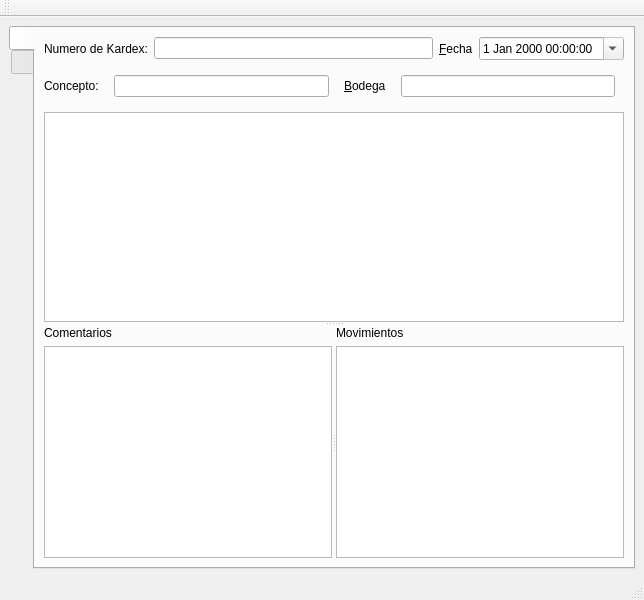
This is src/ui/kardexother.ui in armonge/EsquipulasPy as Qt 5 draws it before an edit. The edited form follows.
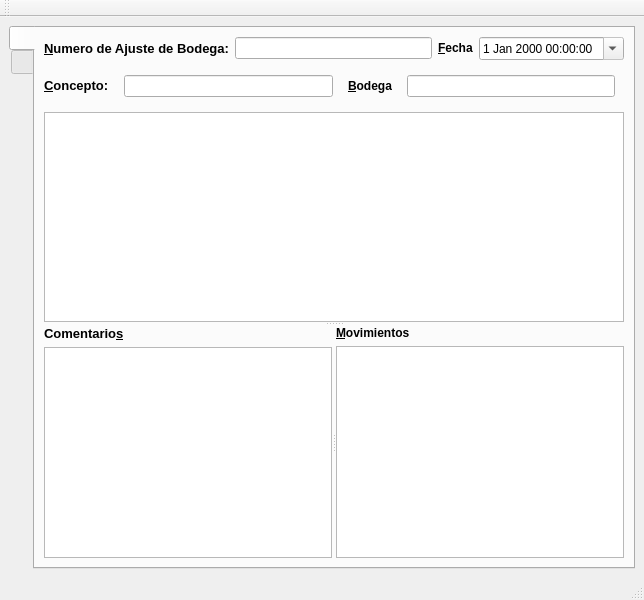
This is the edited form. The open tabs and pages were chosen to show the change. Icons and pictures are not drawn.

Commit message: Listo el modulo de ajustes de kardex, falta probarlo más extensivamente...

```diff
--- a/src/ui/kardexother.ui
+++ b/src/ui/kardexother.ui
@@ -37,7 +37,11 @@
           <item>
            <widget class="QLabel" name="label_2">
             <property name="text">
-             <string>Numero de Kardex:</string>
+             <string>&lt;!DOCTYPE HTML PUBLIC &quot;-//W3C//DTD HTML 4.0//EN&quot; &quot;http://www.w3.org/TR/REC-html40/strict.dtd&quot;&gt;
+&lt;html&gt;&lt;head&gt;&lt;meta name=&quot;qrichtext&quot; content=&quot;1&quot; /&gt;&lt;style type=&quot;text/css&quot;&gt;
+p, li { white-space: pre-wrap; }
+&lt;/style&gt;&lt;/head&gt;&lt;body style=&quot; font-family:'Sans Serif'; font-size:10pt; font-weight:400; font-style:normal;&quot;&gt;
+&lt;p style=&quot; margin-top:0px; margin-bottom:0px; margin-left:0px; margin-right:0px; -qt-block-indent:0; text-indent:0px;&quot;&gt;&lt;span style=&quot; font-weight:600;&quot;&gt;&amp;amp;Numero de Ajuste de Bodega:&lt;/span&gt;&lt;/p&gt;&lt;/body&gt;&lt;/html&gt;</string>
             </property>
             <property name="buddy">
              <cstring>txtPrintedDocumentNumber</cstring>
@@ -54,7 +58,7 @@
           <item>
            <widget class="QLabel" name="label_5">
             <property name="text">
-             <string>&amp;Fecha</string>
+             <string>&lt;b&gt;&amp;Fecha&lt;/b&gt;</string>
             </property>
             <property name="buddy">
              <cstring>dtPicker</cstring>
@@ -78,7 +82,11 @@
           <item>
            <widget class="QLabel" name="label_3">
             <property name="text">
-             <string>Concepto:</string>
+             <string>&lt;!DOCTYPE HTML PUBLIC &quot;-//W3C//DTD HTML 4.0//EN&quot; &quot;http://www.w3.org/TR/REC-html40/strict.dtd&quot;&gt;
+&lt;html&gt;&lt;head&gt;&lt;meta name=&quot;qrichtext&quot; content=&quot;1&quot; /&gt;&lt;style type=&quot;text/css&quot;&gt;
+p, li { white-space: pre-wrap; }
+&lt;/style&gt;&lt;/head&gt;&lt;body style=&quot; font-family:'Sans Serif'; font-size:10pt; font-weight:400; font-style:normal;&quot;&gt;
+&lt;p style=&quot; margin-top:0px; margin-bottom:0px; margin-left:0px; margin-right:0px; -qt-block-indent:0; text-indent:0px;&quot;&gt;&lt;span style=&quot; font-weight:600;&quot;&gt;&amp;amp;Concepto:&lt;/span&gt;&lt;/p&gt;&lt;/body&gt;&lt;/html&gt;</string>
             </property>
             <property name="buddy">
              <cstring>cbConcept</cstring>
@@ -123,7 +131,7 @@
           <item>
            <widget class="QLabel" name="label_4">
             <property name="text">
-             <string>&amp;Bodega</string>
+             <string>&lt;b&gt;&amp;Bodega&lt;/b&gt;</string>
             </property>
             <property name="buddy">
              <cstring>cbWarehouse</cstring>
@@ -198,7 +206,14 @@
              <item>
               <widget class="QLabel" name="label_6">
                <property name="text">
-                <string>Comentarios</string>
+                <string>&lt;!DOCTYPE HTML PUBLIC &quot;-//W3C//DTD HTML 4.0//EN&quot; &quot;http://www.w3.org/TR/REC-html40/strict.dtd&quot;&gt;
+&lt;html&gt;&lt;head&gt;&lt;meta name=&quot;qrichtext&quot; content=&quot;1&quot; /&gt;&lt;style type=&quot;text/css&quot;&gt;
+p, li { white-space: pre-wrap; }
+&lt;/style&gt;&lt;/head&gt;&lt;body style=&quot; font-family:'Sans Serif'; font-size:10pt; font-weight:400; font-style:normal;&quot;&gt;
+&lt;p style=&quot; margin-top:0px; margin-bottom:0px; margin-left:0px; margin-right:0px; -qt-block-indent:0; text-indent:0px;&quot;&gt;&lt;span style=&quot; font-weight:600;&quot;&gt;Comentario&amp;amp;s&lt;/span&gt;&lt;/p&gt;&lt;/body&gt;&lt;/html&gt;</string>
+               </property>
+               <property name="buddy">
+                <cstring>txtObservations</cstring>
                </property>
               </widget>
              </item>
@@ -212,7 +227,10 @@
              <item>
               <widget class="QLabel" name="label_7">
                <property name="text">
-                <string>Movimientos</string>
+                <string>&lt;b&gt;&amp;Movimientos&lt;/b&gt;</string>
+               </property>
+               <property name="buddy">
+                <cstring>tableaccounts</cstring>
                </property>
               </widget>
              </item>
```
Left out of the diff: 11 changed lines with no effect on the pictures. The commit also changes 7 other files.
